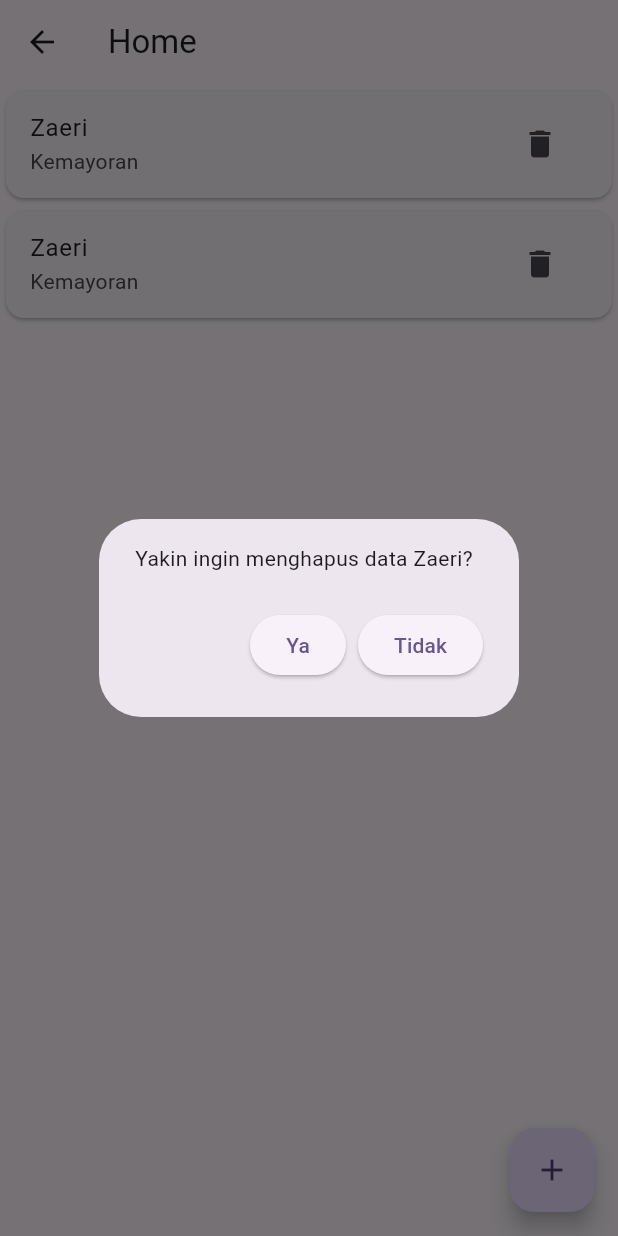
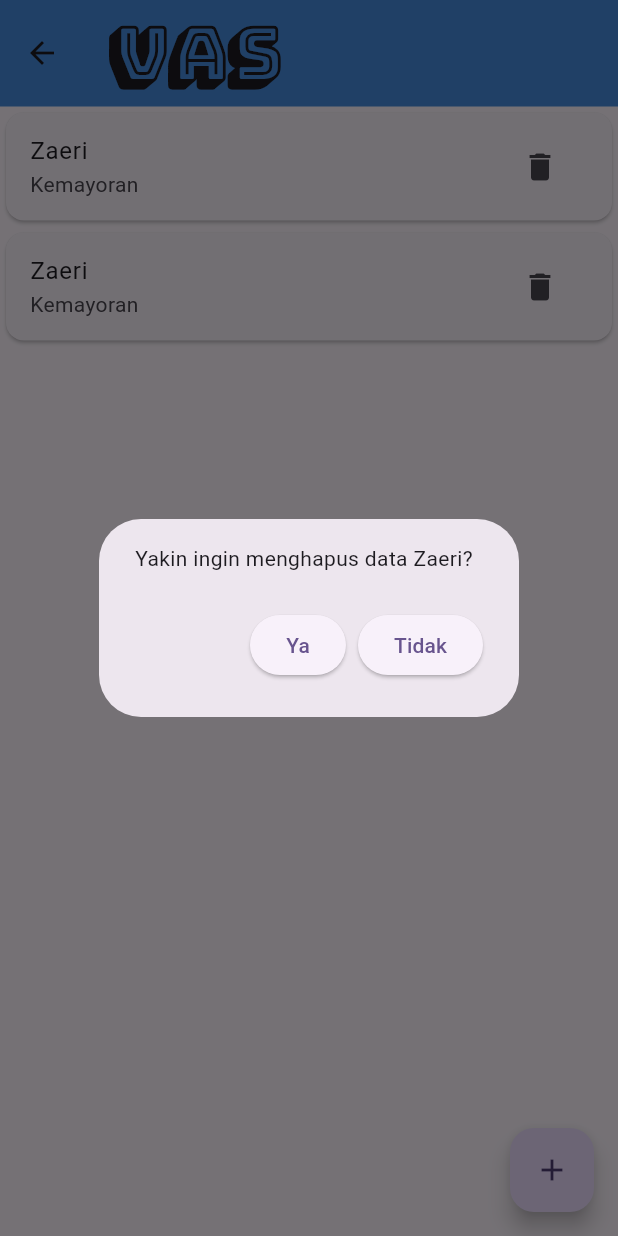
Before and after one commit to HanerdID/prepare-pkl, a Flutter app: the HomePage screen opened directly, after a tap on the "delete" icon, on a phone screen of 412 x 824 dp. Run offline on Flutter 3.47's test engine with Material 3 defaults, Android fonts, the phone set to English and light mode, and no system bars.

Commit message:
update terbaru

```diff
--- a/lib/editpage.dart
+++ b/lib/editpage.dart
@@ -12,11 +12,11 @@ class _EditPageState extends State<EditPage> {
   Widget build(BuildContext context) {
     return Scaffold(
       appBar: AppBar(
-        title: Text('Edit Data'),
+        title: const Text('Edit Data'),
       ),
       body: Form(
         child: Container(
-          padding: EdgeInsets.all(16.0),
+          padding: const EdgeInsets.all(16.0),
           child: Column(
             children: [
               TextFormField(
@@ -29,7 +29,7 @@ class _EditPageState extends State<EditPage> {
                   hintText: 'Kemayoran',
                 ),
               ),
-              SizedBox(height: 20.0,),
+              const SizedBox(height: 20.0,),
               ElevatedButton(
                 onPressed: () {},
                 child: const Text('Submit'),
--- a/lib/homepage.dart
+++ b/lib/homepage.dart
@@ -1,6 +1,6 @@
 import 'package:belajar_1/editpage.dart';
-import 'package:belajar_1/loginpage.dart';
 import 'package:belajar_1/tambahdata.dart';
+import 'package:belajar_1/theme.dart';
 import 'package:flutter/material.dart';
 
 class HomePage extends StatefulWidget {
@@ -15,7 +15,10 @@ class _MyWidgetState extends State<HomePage> {
   Widget build(BuildContext context) {
     return Scaffold(
         appBar: AppBar(
-          title: Text("Home"),
+          backgroundColor: blue1,
+          elevation: 0,
+          toolbarHeight: 71,
+          title: Text('VAS', style: bungee),
         ),
         body: ListView.builder(
             itemCount: 2,
@@ -26,32 +29,32 @@ class _MyWidgetState extends State<HomePage> {
                     Navigator.push(
                       context,
                       MaterialPageRoute(
-                        builder: ((context) => EditPage(
+                        builder: ((context) => const EditPage(
                             )),
                       ),
                     );
                   },
                   child: ListTile(
-                    title: Text('Zaeri'),
-                    subtitle: Text('Kemayoran'),
+                    title: const Text('Zaeri'),
+                    subtitle: const Text('Kemayoran'),
                     trailing: IconButton(
                       onPressed: () {
                         showDialog(
                             context: context,
                             builder: ((context) {
                               return AlertDialog(
-                                  content: Text(
+                                  content: const Text(
                                       "Yakin ingin menghapus data Zaeri?"),
                                   actions: [
                                     ElevatedButton(
                                         onPressed: () {
                                         },
-                                        child: Text("Ya")),
+                                        child: const Text("Ya")),
                                     ElevatedButton(
                                         onPressed: () {
                                           Navigator.of(context).pop();
                                         },
-                                        child: Text("Tidak")),
+                                        child: const Text("Tidak")),
                                   ]);
                             }));
                       },
--- a/lib/main.dart
+++ b/lib/main.dart
@@ -1,4 +1,3 @@
-import 'package:belajar_1/homepage.dart';
 import 'package:belajar_1/loginpage.dart';
 import 'package:flutter/material.dart';
 
--- /dev/null
+++ b/lib/theme.dart
@@ -0,0 +1,7 @@
+import 'package:flutter/material.dart';
+
+// Color
+Color blue1 = const Color(0xFF468CDF);
+
+// Typography
+TextStyle bungee = const TextStyle(fontFamily: 'BungeeShade', fontSize: 48.0, fontWeight: FontWeight.w600);
```
Also changed, not shown: lib/loginpage.dart (+7 -8 lines), pubspec.yaml (+10 -4 lines), assets/fonts/BungeeShade-Regular.ttf (added), assets/images/gambar2.png (added), assets/images/image1.svg (renamed from lib/assets/images/image 1.svg), pubspec.lock, 1 other file.
